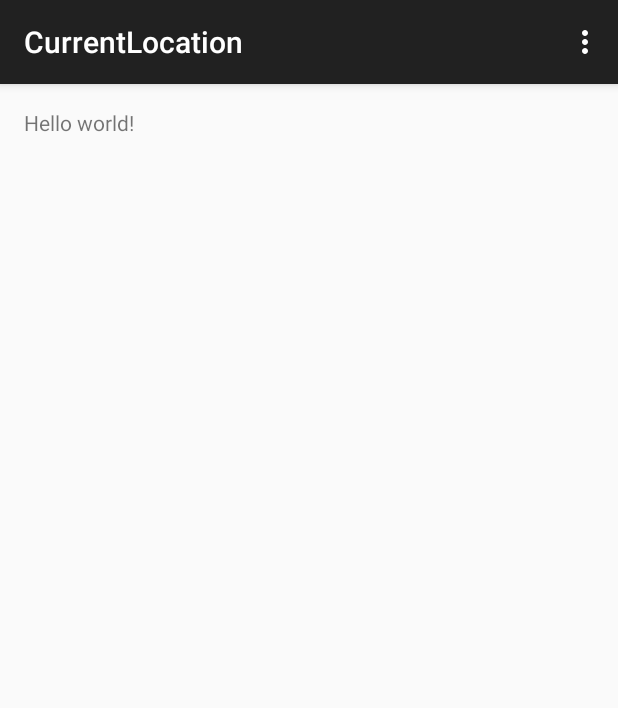
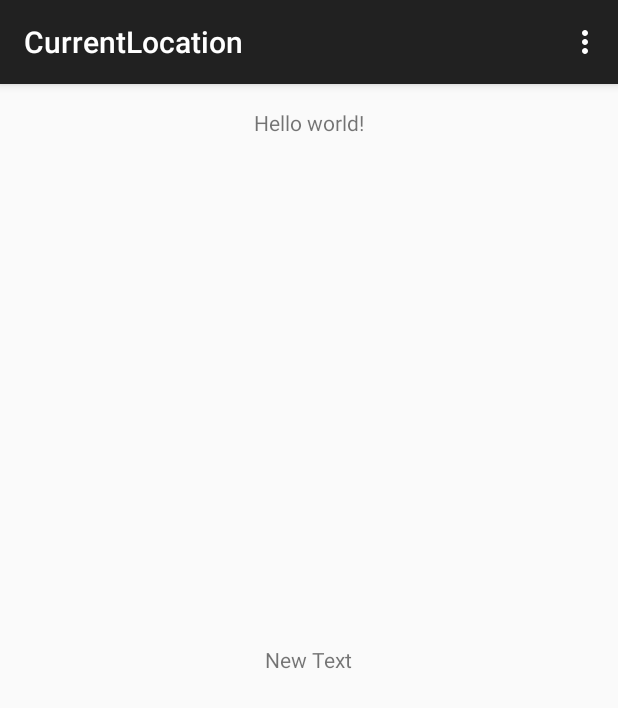
Before and after one commit to mariontan/weatherApp, an Android app: the CurrentLocation screen opened directly, with no data from a screen before it, on a phone screen of 412 x 824 dp. Shown: the top 708 px of the screen. Run offline under Robolectric (Android 15) with nearby library versions, the phone set to English and light mode, and no system bars.

Commit message:
added the list activity class

```diff
--- a/app/build.gradle
+++ b/app/build.gradle
@@ -6,7 +6,7 @@ android {
 
     defaultConfig {
         applicationId "com.example.andorid.weatherapp"
-        minSdkVersion 15
+        minSdkVersion 16
         targetSdkVersion 23
         versionCode 1
         versionName "1.0"
--- a/app/src/main/AndroidManifest.xml
+++ b/app/src/main/AndroidManifest.xml
@@ -26,6 +26,10 @@
             android:name=".CurrentLocation"
             android:label="@string/title_activity_current_location" >
         </activity>
+        <activity
+            android:name=".ListDisplay"
+            android:label="@string/title_activity_list_display" >
+        </activity>
     </application>
 
 </manifest>
--- a/app/src/main/java/com/example/andorid/weatherapp/CurrentLocation.java
+++ b/app/src/main/java/com/example/andorid/weatherapp/CurrentLocation.java
@@ -1,7 +1,7 @@
 package com.example.andorid.weatherapp;
 
+import android.os.Bundle;
 import android.support.v7.app.AppCompatActivity;
-import android.os.Bundle;
 import android.view.Menu;
 import android.view.MenuItem;
 
@@ -11,12 +11,15 @@ public class CurrentLocation extends AppCompatActivity {
     protected void onCreate(Bundle savedInstanceState) {
         super.onCreate(savedInstanceState);
         setContentView(R.layout.activity_current_location);
+
+        //getLatLon();
     }
 
     @Override
     public boolean onCreateOptionsMenu(Menu menu) {
         // Inflate the menu; this adds items to the action bar if it is present.
         getMenuInflater().inflate(R.menu.menu_current_location, menu);
+
         return true;
     }
 
@@ -34,4 +37,44 @@ public class CurrentLocation extends AppCompatActivity {
 
         return super.onOptionsItemSelected(item);
     }
+
+    /*public void getLatLon() {
+        LocationManager locationManager = (LocationManager) this.getSystemService(Context.LOCATION_SERVICE);
+
+// Define a listener that responds to location updates
+        LocationListener locationListener = new LocationListener() {
+            public void onLocationChanged(Location location) {
+                // Called when a new location is found by the network location provider.
+                String lat = String.valueOf(location.getLatitude());
+                String lon = String.valueOf(location.getLongitude());
+                TextView txvLat = (TextView) findViewById(R.id.Lat);
+                TextView txvLon = (TextView) findViewById(R.id.Lon);
+                txvLat.setText(lat);
+                txvLon.setText(lon);
+            }
+
+            public void onStatusChanged(String provider, int status, Bundle extras) {
+            }
+
+            public void onProviderEnabled(String provider) {
+            }
+
+            public void onProviderDisabled(String provider) {
+            }
+        };
+        if (checkSelfPermission(Manifest.permission.ACCESS_FINE_LOCATION) != PackageManager.PERMISSION_GRANTED &&
+                checkSelfPermission(Manifest.permission.ACCESS_COARSE_LOCATION) != PackageManager.PERMISSION_GRANTED) {
+            // TODO: Consider calling
+            //    public void requestPermissions(@NonNull String[] permissions, int requestCode)
+            // here to request the missing permissions, and then overriding
+            //   public void onRequestPermissionsResult(int requestCode, String[] permissions,
+            //                                          int[] grantResults)
+            // to handle the case where the user grants the permission. See the documentation
+            // for Activity#requestPermissions for more details.
+            return;
+        }
+        locationManager.requestLocationUpdates(LocationManager.NETWORK_PROVIDER, 0, 0, locationListener);
+        locationManager.requestLocationUpdates(LocationManager.GPS_PROVIDER, 0, 0, locationListener);
+
+    }*/
 }
--- a/app/src/main/res/layout/activity_current_location.xml
+++ b/app/src/main/res/layout/activity_current_location.xml
@@ -6,7 +6,19 @@
     android:paddingBottom="@dimen/activity_vertical_margin"
     tools:context="com.example.andorid.weatherapp.CurrentLocation">
 
-    <TextView android:text="@string/hello_world" android:layout_width="wrap_content"
-        android:layout_height="wrap_content" />
+    <TextView android:text="@string/hello_world"
+        android:id="@+id/Lat"
+        android:layout_width="wrap_content"
+        android:layout_height="wrap_content"
+        android:layout_alignParentTop="true"
+        android:layout_centerHorizontal="true" />
+
+    <TextView
+        android:layout_width="wrap_content"
+        android:layout_height="wrap_content"
+        android:text="New Text"
+        android:id="@+id/Lon"
+        android:layout_centerVertical="true"
+        android:layout_centerHorizontal="true" />
 
 </RelativeLayout>
--- a/app/src/main/res/layout/activity_main.xml
+++ b/app/src/main/res/layout/activity_main.xml
@@ -78,7 +78,6 @@
         android:text="Current Location"
         android:onClick="currentLocationDetails"
         android:id="@+id/current_button"
-        android:layout_alignTop="@+id/edit_search"
-        android:layout_alignParentLeft="true"
-        android:layout_alignParentStart="true" />
+        android:layout_below="@+id/text_high"
+        android:layout_centerHorizontal="true" />
 </RelativeLayout>
--- a/app/src/main/res/values/strings.xml
+++ b/app/src/main/res/values/strings.xml
@@ -14,5 +14,6 @@
     <string name="days_default">7</string>
     <string name="appid_default">a43ecc59eb6dc14d800bd5f635923bb9</string>
     <string name="title_activity_current_location">CurrentLocation</string>
+    <string name="title_activity_list_display">ListDisplay</string>
 
 </resources>
```
Also changed, not shown: app/src/main/java/com/example/andorid/weatherapp/ListDisplay.java (added, +67 -0 lines), app/src/main/java/com/example/andorid/weatherapp/MainActivity.java (+16 -2 lines), app/src/main/java/com/example/andorid/weatherapp/WeatherApplication.java (+7 -1 lines), app/src/main/res/layout/activity_list_display.xml (added, +78 -0 lines), app/src/main/res/menu/menu_list_display.xml (added, +7 -0 lines).
